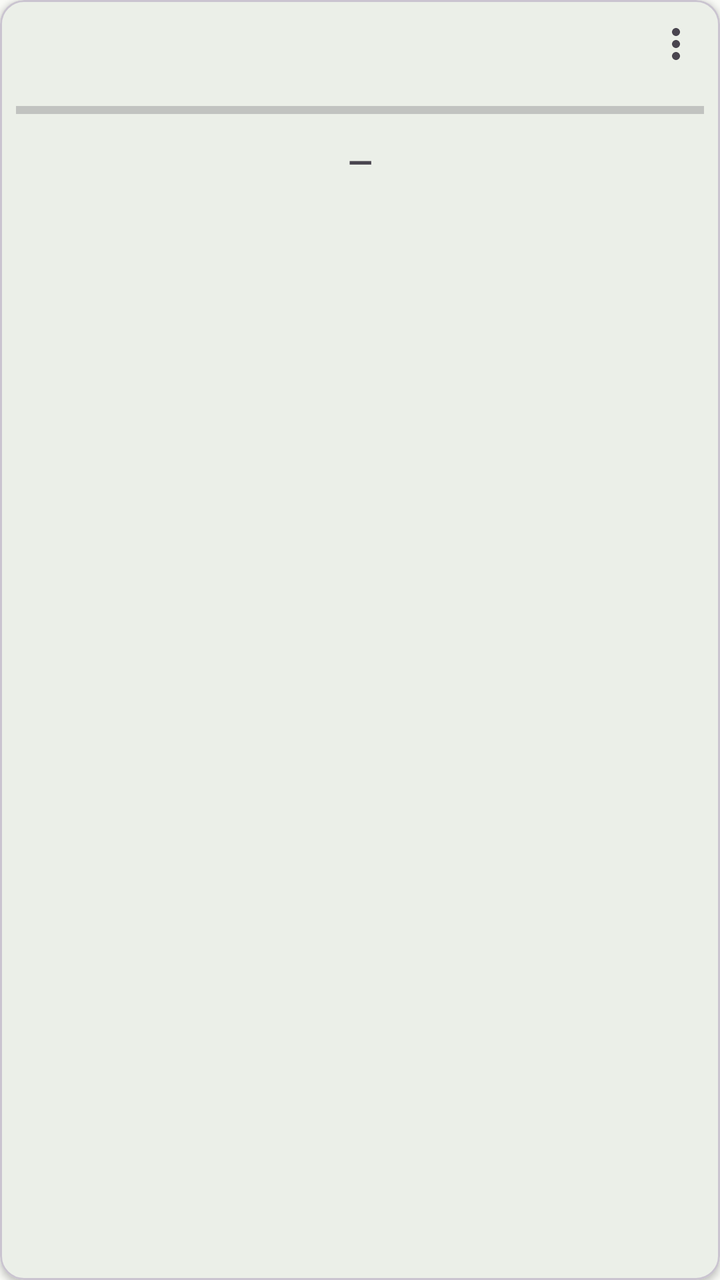
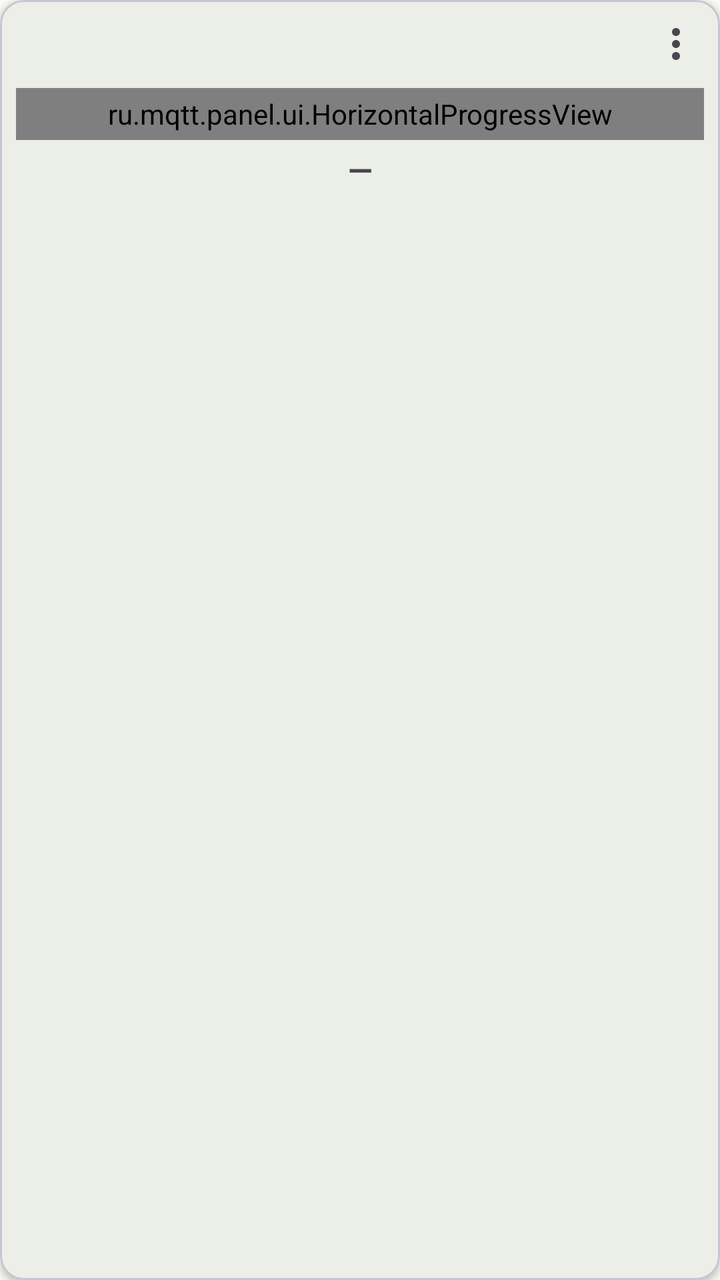

Two renders of the same Android screen: before a commit and after it. Below are the layout's source before the change and the commit's diff.
<!-- AndroidManifest.xml: application theme Theme.MQTTPanel -->
<!-- res/layout/item_widget_progress_h.xml -->
<?xml version="1.0" encoding="utf-8"?>
<com.google.android.material.card.MaterialCardView xmlns:android="http://schemas.android.com/apk/res/android"
    xmlns:app="http://schemas.android.com/apk/res-auto"
    android:layout_width="match_parent"
    android:layout_height="wrap_content"
    android:layout_margin="4dp"
    app:cardCornerRadius="12dp"
    app:cardElevation="2dp">

    <LinearLayout
        android:layout_width="match_parent"
        android:layout_height="wrap_content"
        android:orientation="vertical"
        android:padding="8dp">

        <FrameLayout
            android:layout_width="match_parent"
            android:layout_height="wrap_content">

            <TextView
                android:id="@+id/tv_name"
                android:layout_width="match_parent"
                android:layout_height="wrap_content"
                android:textSize="11sp"
                android:textColor="?android:attr/textColorSecondary"
                android:maxLines="2"
                android:ellipsize="end" />

            <ImageButton
                android:id="@+id/btn_menu"
                android:layout_width="28dp"
                android:layout_height="28dp"
                android:layout_gravity="end|top"
                android:padding="3dp"
                android:background="?attr/selectableItemBackgroundBorderless"
                android:contentDescription="@string/widget_menu"
                android:src="@drawable/ic_more" />

        </FrameLayout>

        <ProgressBar
            android:id="@+id/progress_bar"
            style="?android:attr/progressBarStyleHorizontal"
            android:layout_width="match_parent"
            android:layout_height="22dp"
            android:layout_marginTop="8dp"
            android:max="10000" />

        <TextView
            android:id="@+id/tv_value"
            android:layout_width="match_parent"
            android:layout_height="wrap_content"
            android:layout_marginTop="4dp"
            android:gravity="center"
            android:textSize="16sp"
            android:textStyle="bold"
            app:autoSizeTextType="uniform"
            app:autoSizeMinTextSize="9sp"
            app:autoSizeMaxTextSize="16sp"
            android:text="—" />

        <TextView
            android:id="@+id/tv_topic"
            android:layout_width="match_parent"
            android:layout_height="wrap_content"
            android:layout_marginTop="4dp"
            android:textSize="11sp"
            android:textColor="?android:attr/textColorSecondary"
            android:maxLines="1"
            android:ellipsize="middle" />

        <include layout="@layout/view_card_time" />

    </LinearLayout>

</com.google.android.material.card.MaterialCardView>
<!-- res/layout/view_card_time.xml (included above) -->
<?xml version="1.0" encoding="utf-8"?>
<TextView xmlns:android="http://schemas.android.com/apk/res/android"
    android:id="@+id/tv_time"
    android:layout_width="match_parent"
    android:layout_height="wrap_content"
    android:layout_marginTop="2dp"
    android:gravity="end"
    android:textSize="9sp"
    android:textColor="?android:attr/textColorSecondary"
    android:maxLines="1"
    android:visibility="gone" />
<!-- resources referenced by this layout -->
<resources>
  <!-- drawable ic_more (drawable) -->
  <?xml version="1.0" encoding="utf-8"?>
  <vector xmlns:android="http://schemas.android.com/apk/res/android"
      android:width="24dp"
      android:height="24dp"
      android:viewportWidth="24"
      android:viewportHeight="24"
      android:tint="?attr/colorControlNormal">
      <path
          android:fillColor="#FF000000"
          android:pathData="M12,8c1.1,0 2,-0.9 2,-2s-0.9,-2 -2,-2 -2,0.9 -2,2 0.9,2 2,2zM12,10c-1.1,0 -2,0.9 -2,2s0.9,2 2,2 2,-0.9 2,-2 -0.9,-2 -2,-2zM12,16c-1.1,0 -2,0.9 -2,2s0.9,2 2,2 2,-0.9 2,-2 -0.9,-2 -2,-2z" />
  </vector>
  <string name="widget_menu">Меню панели</string>
  <style name="Theme.MQTTPanel" parent="Theme.Material3.Light.NoActionBar">
          <item name="colorPrimary">@color/md_theme_primary</item>
          <item name="colorOnPrimary">@color/md_theme_onPrimary</item>
          <item name="colorPrimaryContainer">@color/md_theme_primaryContainer</item>
          <item name="colorSecondary">@color/md_theme_secondary</item>
          <item name="colorOnSecondary">@color/md_theme_onSecondary</item>
          <item name="colorSecondaryContainer">@color/md_theme_secondaryContainer</item>
          <item name="android:colorBackground">@color/md_theme_surface</item>
          <item name="colorSurface">@color/md_theme_surface</item>
          <item name="colorOnSurface">@color/md_theme_onSurface</item>
          <item name="colorError">@color/md_theme_error</item>
          <item name="android:statusBarColor">?attr/colorPrimaryContainer</item>
      </style>
  <color name="md_theme_primary">#386A36</color>
  <color name="md_theme_onPrimary">#FFFFFF</color>
  <color name="md_theme_primaryContainer">#B9F3B2</color>
  <color name="md_theme_secondary">#54634F</color>
  <color name="md_theme_onSecondary">#FFFFFF</color>
  <color name="md_theme_secondaryContainer">#D7E8CF</color>
  <color name="md_theme_surface">#F9FAF6</color>
  <color name="md_theme_onSurface">#191C1A</color>
  <color name="md_theme_error">#BA1A1A</color>
</resources>

<!-- the commit's change to res/layout/item_widget_progress_h.xml (unified diff, before → after) -->
@@ -38,13 +38,11 @@
 
         </FrameLayout>
 
-        <ProgressBar
-            android:id="@+id/progress_bar"
-            style="?android:attr/progressBarStyleHorizontal"
+        <ru.mqtt.panel.ui.HorizontalProgressView
+            android:id="@+id/progress_horizontal"
             android:layout_width="match_parent"
-            android:layout_height="22dp"
-            android:layout_marginTop="8dp"
-            android:max="10000" />
+            android:layout_height="26dp"
+            android:layout_marginTop="8dp" />
 
         <TextView
             android:id="@+id/tv_value"
